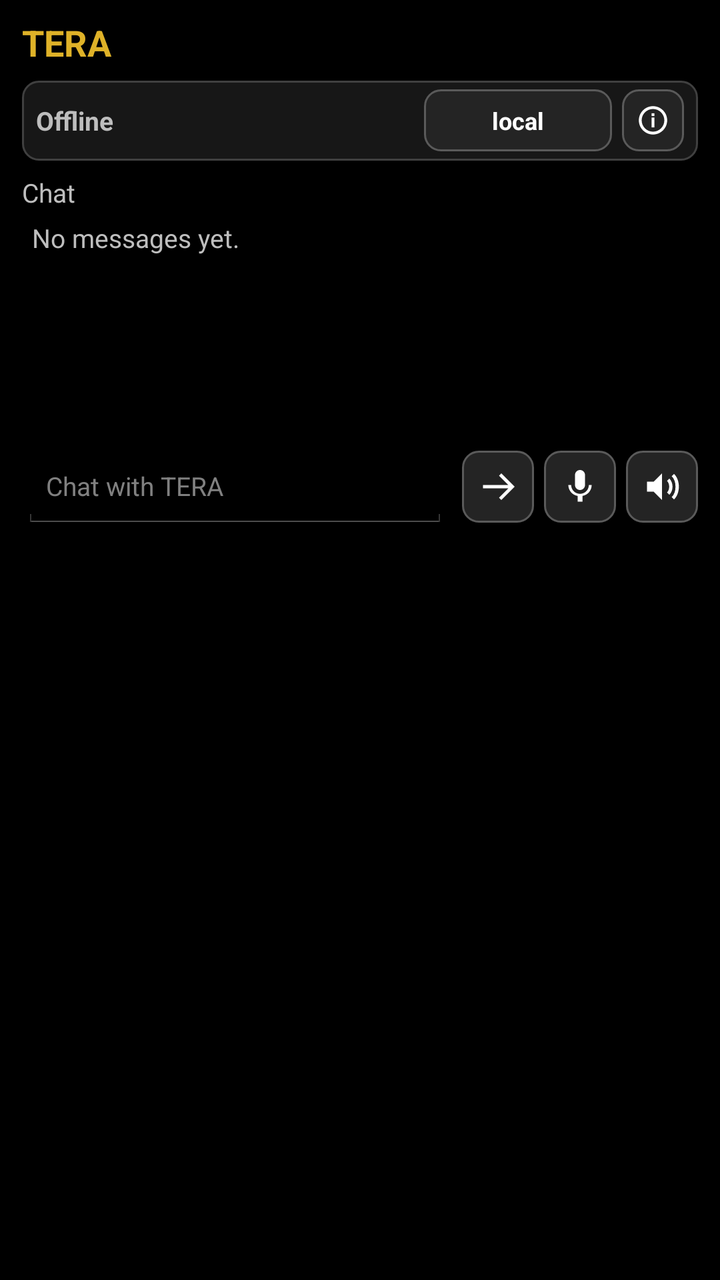
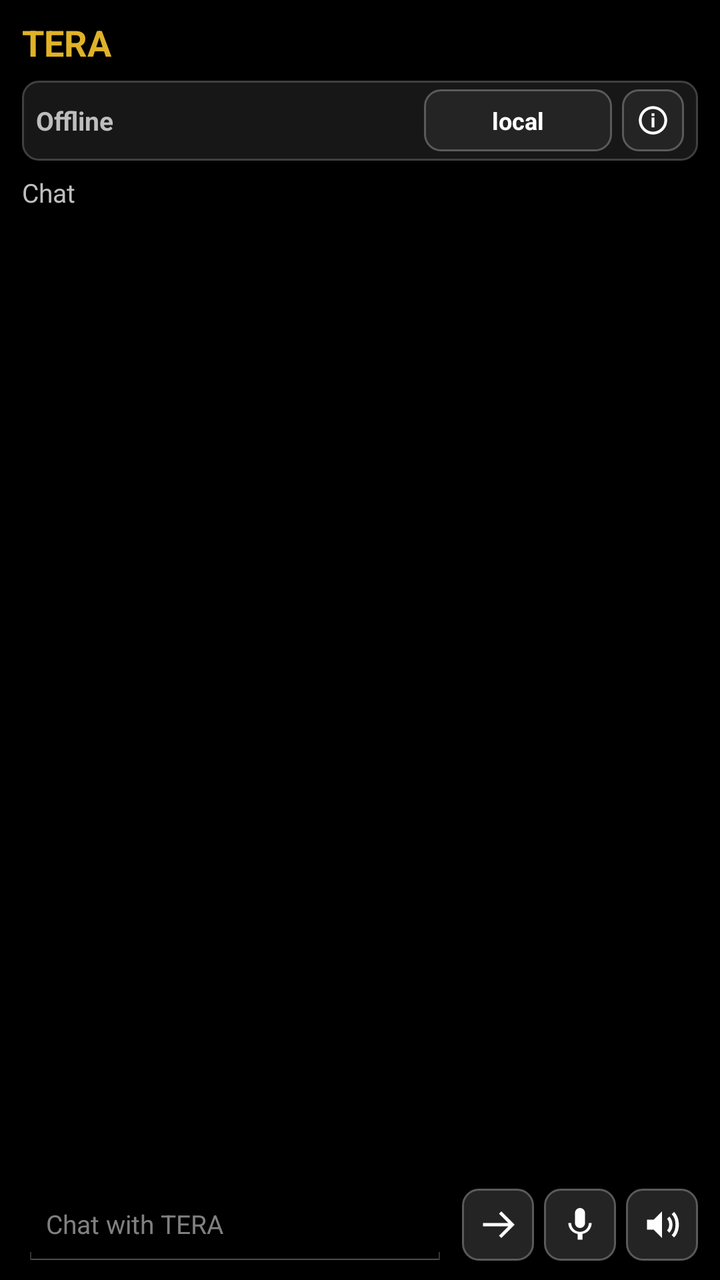

Before-and-after screenshots of an Android layout around one commit, followed by the original layout XML and the change that was made.
<!-- AndroidManifest.xml: application theme AppTheme -->
<!-- res/layout/main_layout.xml -->
<?xml version="1.0" encoding="utf-8"?>
<LinearLayout xmlns:android="http://schemas.android.com/apk/res/android"
    android:layout_width="match_parent"
    android:layout_height="wrap_content"
    android:layout_marginLeft="3dp"
    android:layout_marginRight="3dp"
    android:orientation="vertical"
    android:paddingLeft="11dp"
    android:paddingTop="9dp"
    android:paddingRight="11dp"
    android:paddingBottom="11dp">

        <TextView
            android:layout_width="match_parent"
            android:layout_height="wrap_content"
            android:text="@string/app_name"
            android:textColor="@color/heading_yellow"
            android:textStyle="bold"
            android:textSize="18sp" />

        <LinearLayout
            android:layout_width="match_parent"
            android:layout_height="40dp"
            android:layout_marginTop="7dp"
            android:gravity="center_vertical"
            android:orientation="horizontal"
            android:paddingLeft="7dp"
            android:paddingRight="7dp"
            android:background="@drawable/status_bar_bg">

            <TextView
                android:id="@+id/tera_connection_status"
                android:layout_width="0dp"
                android:layout_height="wrap_content"
                android:layout_weight="1"
                android:text="@string/connection_offline"
                android:textSize="13sp"
                android:textStyle="bold" />

            <Button
                android:id="@+id/tera_host_input"
                android:layout_width="94dp"
                android:layout_height="31dp"
                android:background="@drawable/chat_icon_button_bg"
                android:textColor="@color/white"
                android:textSize="12sp"
                android:textStyle="bold"
                android:text="@string/host_local" />

            <ImageButton
                android:id="@+id/tera_info"
                android:layout_width="31dp"
                android:layout_height="31dp"
                android:layout_marginLeft="5dp"
                android:background="@drawable/chat_icon_button_bg"
                android:contentDescription="@string/info_button"
                android:padding="7dp"
                android:scaleType="centerInside"
                android:src="@drawable/ic_info" />

        </LinearLayout>

        <TextView
            android:layout_width="match_parent"
            android:layout_height="wrap_content"
            android:layout_marginTop="7dp"
            android:text="Chat"
            android:textSize="13sp" />

        <ScrollView
            android:id="@+id/tera_chat_scroll"
            android:layout_width="match_parent"
            android:layout_height="108dp"
            android:fadeScrollbars="false">

            <TextView
                android:id="@+id/tera_chat_transcript"
                android:layout_width="match_parent"
                android:layout_height="wrap_content"
                android:gravity="top|start"
                android:padding="5dp"
                android:text="@string/chat_empty"
                android:textSize="13sp" />

        </ScrollView>

        <LinearLayout
            android:layout_width="match_parent"
            android:layout_height="43dp"
            android:layout_marginTop="9dp"
            android:orientation="horizontal">

            <EditText
                android:id="@+id/tera_chat_input"
                android:layout_width="0dp"
                android:layout_height="match_parent"
                android:layout_weight="1"
                android:hint="@string/chat_input_hint"
                android:imeOptions="flagNoEnterAction"
                android:inputType="textCapSentences|textMultiLine"
                android:maxLines="2"
                android:singleLine="false"
                android:textSize="13sp" />

            <ImageButton
                android:id="@+id/tera_send_message"
                android:layout_width="36dp"
                android:layout_height="36dp"
                android:layout_marginLeft="7dp"
                android:layout_gravity="center_vertical"
                android:background="@drawable/chat_icon_button_bg"
                android:contentDescription="@string/send_button"
                android:padding="8dp"
                android:scaleType="centerInside"
                android:src="@drawable/ic_send_arrow" />

            <ImageButton
                android:id="@+id/tera_voice_message"
                android:layout_width="36dp"
                android:layout_height="36dp"
                android:layout_marginLeft="5dp"
                android:layout_gravity="center_vertical"
                android:background="@drawable/chat_icon_button_bg"
                android:contentDescription="@string/mic_button"
                android:padding="8dp"
                android:scaleType="centerInside"
                android:src="@drawable/ic_microphone" />

            <ImageButton
                android:id="@+id/tera_tts_toggle"
                android:layout_width="36dp"
                android:layout_height="36dp"
                android:layout_marginLeft="5dp"
                android:layout_gravity="center_vertical"
                android:background="@drawable/chat_icon_button_bg"
                android:contentDescription="@string/tts_button"
                android:padding="8dp"
                android:scaleType="centerInside"
                android:src="@drawable/ic_volume" />

        </LinearLayout>

</LinearLayout>
<!-- resources referenced by this layout -->
<resources>
  <color name="heading_yellow">#dfb228</color>
  <color name="white">#ffffff</color>
  <!-- drawable chat_icon_button_bg (drawable) -->
  <?xml version="1.0" encoding="utf-8"?>
  <selector xmlns:android="http://schemas.android.com/apk/res/android">
      <item android:state_pressed="true">
          <shape android:shape="rectangle">
              <corners android:radius="8dp" />
              <solid android:color="#3A3A3A" />
              <stroke android:width="1dp" android:color="#777777" />
          </shape>
      </item>
      <item>
          <shape android:shape="rectangle">
              <corners android:radius="8dp" />
              <solid android:color="#242424" />
              <stroke android:width="1dp" android:color="#5A5A5A" />
          </shape>
      </item>
  </selector>
  <!-- drawable ic_microphone (drawable) -->
  <?xml version="1.0" encoding="utf-8"?>
  <vector xmlns:android="http://schemas.android.com/apk/res/android"
      android:width="24dp"
      android:height="24dp"
      android:viewportWidth="24"
      android:viewportHeight="24">
      <path
          android:fillColor="@android:color/white"
          android:pathData="M12,14C13.66,14 15,12.66 15,11L15,5C15,3.34 13.66,2 12,2C10.34,2 9,3.34 9,5L9,11C9,12.66 10.34,14 12,14Z" />
      <path
          android:fillColor="@android:color/white"
          android:pathData="M17.3,11C17.3,13.93 14.93,16.3 12,16.3C9.07,16.3 6.7,13.93 6.7,11L5,11C5,14.3 7.4,17.03 10.55,17.56L10.55,21L13.45,21L13.45,17.56C16.6,17.03 19,14.3 19,11Z" />
  </vector>
  <!-- drawable ic_send_arrow (drawable) -->
  <?xml version="1.0" encoding="utf-8"?>
  <vector xmlns:android="http://schemas.android.com/apk/res/android"
      android:width="24dp"
      android:height="24dp"
      android:viewportWidth="24"
      android:viewportHeight="24">
      <path
          android:fillColor="@android:color/white"
          android:pathData="M3,11L18.2,11L12.6,5.4L14,4L22,12L14,20L12.6,18.6L18.2,13L3,13Z" />
  </vector>
  <!-- drawable status_bar_bg (drawable) -->
  <?xml version="1.0" encoding="utf-8"?>
  <shape xmlns:android="http://schemas.android.com/apk/res/android"
      android:shape="rectangle">
      <corners android:radius="8dp" />
      <solid android:color="#171717" />
      <stroke android:width="1dp" android:color="#404040" />
  </shape>
  <string name="app_name">TERA</string>
  <string name="chat_empty">No messages yet.</string>
  <string name="chat_input_hint">Chat with TERA</string>
  <string name="connection_offline">Offline</string>
  <string name="host_local">local</string>
  <string name="info_button">INFO</string>
  <string name="mic_button">VOICE</string>
  <string name="send_button">SEND</string>
  <string name="tts_button">TEXT TO SPEECH</string>
  <style name="AppTheme" parent="@android:style/Theme.Holo">
          <item name="android:buttonStyle">@android:style/Widget.Button</item>
          <item name="android:imageButtonStyle">@android:style/Widget.Button</item>
          <item name="android:buttonStyleToggle">@android:style/Widget.Button</item>
          <item name="android:spinnerStyle">@style/ATAKSpinner</item>
          <item name="android:spinnerItemStyle">@style/ATAKSpinnerItem</item>
          <item name="android:editTextStyle">@style/ATAKEditText</item>
      </style>
  <style name="ATAKSpinner" parent="@android:style/Widget.Spinner">
          <item name="android:spinnerMode">dialog</item>
      </style>
  <style name="ATAKSpinnerItem">
          <item name="android:textColor">@android:color/white</item>
          <item name="android:dropDownVerticalOffset">0dip</item>
          <item name="android:dropDownHorizontalOffset">0dip</item>
          <item name="android:dropDownWidth">wrap_content</item>
          <item name="android:gravity">left|center_vertical</item>
      </style>
  <style name="ATAKEditText" parent="@android:style/Widget.EditText">
          
          
  
          
          <item name="android:imeOptions">flagNoFullscreen</item>
      </style>
  <!-- unchanged entries left out for length: 2 -->
</resources>

<!-- the commit's change to res/layout/main_layout.xml (unified diff, before → after) -->
@@ -1,14 +1,14 @@
 <?xml version="1.0" encoding="utf-8"?>
 <LinearLayout xmlns:android="http://schemas.android.com/apk/res/android"
     android:layout_width="match_parent"
-    android:layout_height="wrap_content"
+    android:layout_height="match_parent"
     android:layout_marginLeft="3dp"
     android:layout_marginRight="3dp"
     android:orientation="vertical"
     android:paddingLeft="11dp"
     android:paddingTop="9dp"
     android:paddingRight="11dp"
-    android:paddingBottom="11dp">
+    android:paddingBottom="6dp">
 
         <TextView
             android:layout_width="match_parent"
@@ -70,17 +70,17 @@
         <ScrollView
             android:id="@+id/tera_chat_scroll"
             android:layout_width="match_parent"
-            android:layout_height="108dp"
+            android:layout_height="0dp"
+            android:layout_weight="1"
             android:fadeScrollbars="false">
 
-            <TextView
+            <LinearLayout
                 android:id="@+id/tera_chat_transcript"
                 android:layout_width="match_parent"
                 android:layout_height="wrap_content"
+                android:orientation="vertical"
                 android:gravity="top|start"
-                android:padding="5dp"
-                android:text="@string/chat_empty"
-                android:textSize="13sp" />
+                android:padding="5dp" />
 
         </ScrollView>
 
<!-- resource entries referenced after the edit -->
@@ -54,7 +54,6 @@
       <stroke android:width="1dp" android:color="#404040" />
   </shape>
   <string name="app_name">TERA</string>
-  <string name="chat_empty">No messages yet.</string>
   <string name="chat_input_hint">Chat with TERA</string>
   <string name="connection_offline">Offline</string>
   <string name="host_local">local</string>
